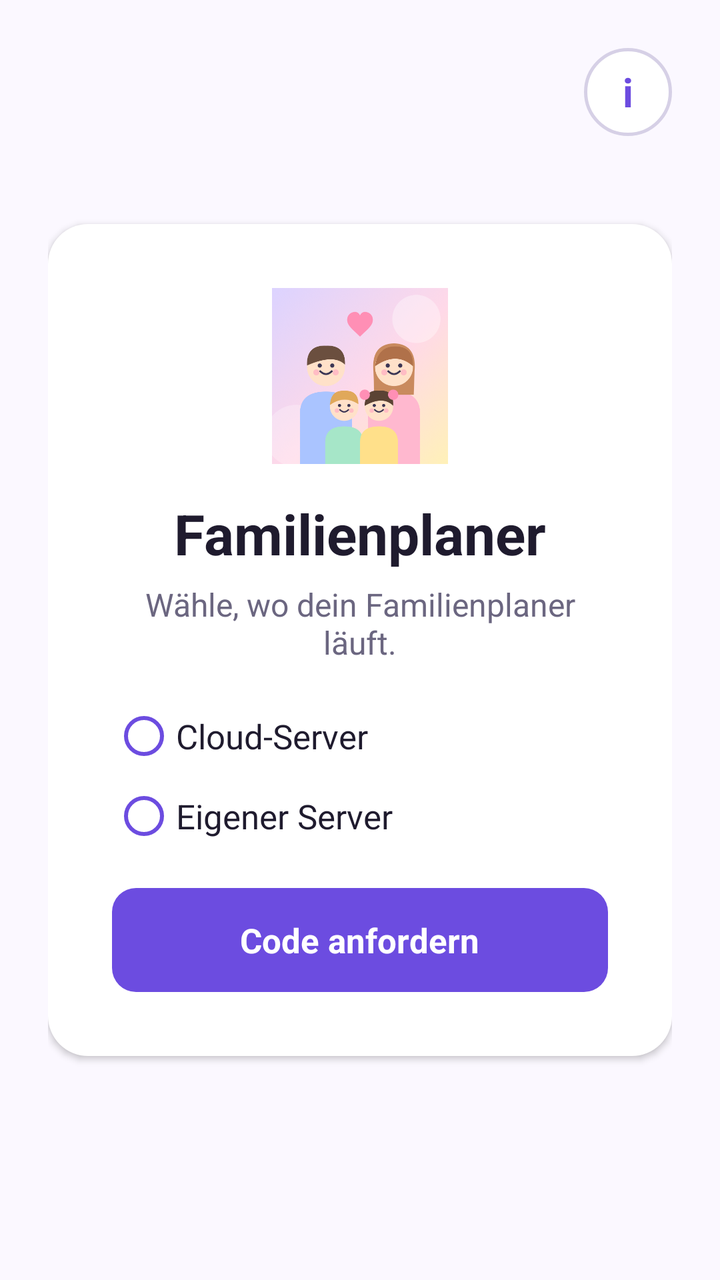
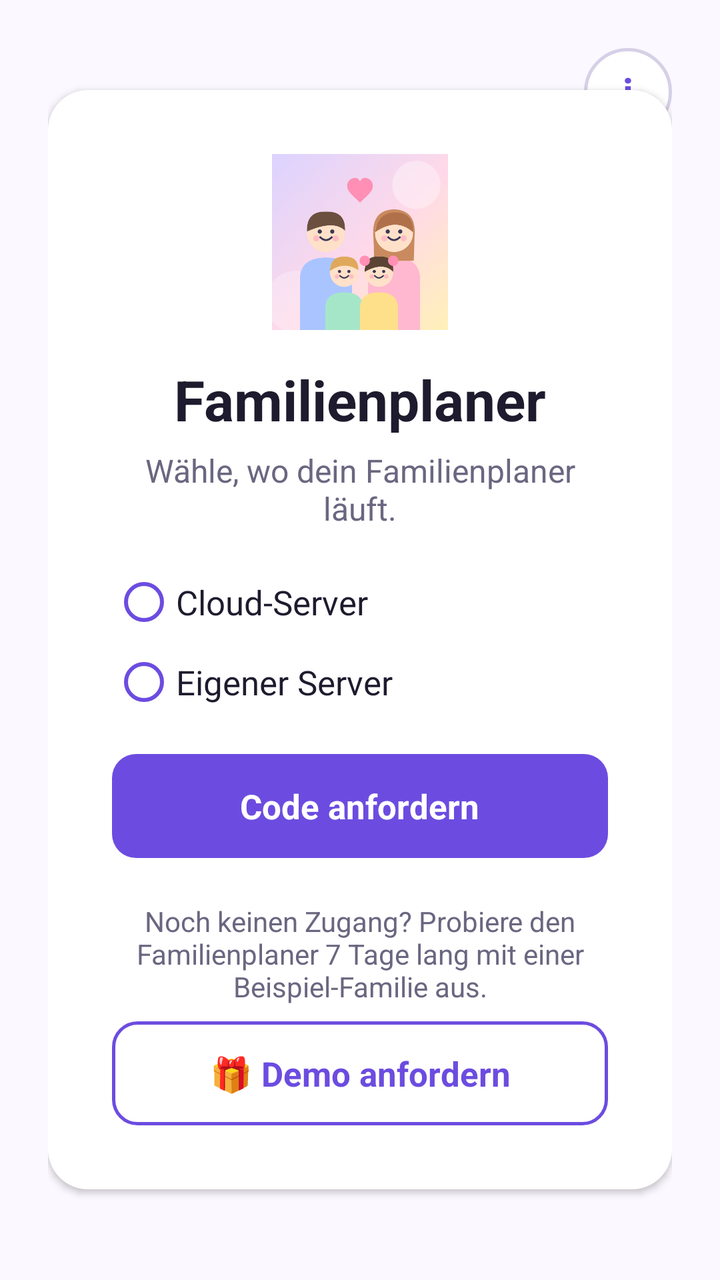

Screens rendered from an Android XML layout before and after an edit, with the pre-edit source and the edit as a unified diff.
<!-- AndroidManifest.xml: application theme AppTheme -->
<!-- res/layout/activity_main.xml -->
<?xml version="1.0" encoding="utf-8"?>
<FrameLayout xmlns:android="http://schemas.android.com/apk/res/android"
    android:id="@+id/root"
    android:layout_width="match_parent"
    android:layout_height="match_parent"
    android:background="@color/background"
    android:focusable="true"
    android:focusableInTouchMode="true"
    android:filterTouchesWhenObscured="true">

    
    <LinearLayout
        android:id="@+id/loginPane"
        android:layout_width="match_parent"
        android:layout_height="match_parent"
        android:orientation="vertical">

        <LinearLayout
            android:id="@+id/loginPageBar"
            android:layout_width="match_parent"
            android:layout_height="wrap_content"
            android:background="@color/card"
            android:gravity="center_vertical"
            android:orientation="horizontal"
            android:padding="12dp"
            android:visibility="gone">

            <TextView
                android:layout_width="0dp"
                android:layout_height="wrap_content"
                android:layout_weight="1"
                android:text="@string/login_page_title"
                android:textColor="@color/text"
                android:textSize="17sp"
                android:textStyle="bold" />

            <Button
                android:id="@+id/closeLoginPage"
                style="?android:attr/borderlessButtonStyle"
                android:layout_width="wrap_content"
                android:layout_height="wrap_content"
                android:text="@string/close"
                android:textColor="@color/accent" />
        </LinearLayout>

        <FrameLayout
            android:id="@+id/loginWebHolder"
            android:layout_width="match_parent"
            android:layout_height="0dp"
            android:layout_weight="1" />
    </LinearLayout>

    
    <FrameLayout
        android:id="@+id/plannerPane"
        android:layout_width="match_parent"
        android:layout_height="match_parent"
        android:visibility="gone">

        <FrameLayout
            android:id="@+id/plannerWebHolder"
            android:layout_width="match_parent"
            android:layout_height="match_parent" />

        <TextView
            android:id="@+id/menuButton"
            android:layout_width="44dp"
            android:layout_height="44dp"
            android:layout_gravity="bottom|end"
            android:layout_margin="14dp"
            android:background="@drawable/menu_button"
            android:contentDescription="@string/menu"
            android:elevation="6dp"
            android:gravity="center"
            android:text="⋯"
            android:textColor="#FFFFFF"
            android:textSize="24sp"
            android:textStyle="bold" />
    </FrameLayout>

    
    <ScrollView
        android:id="@+id/loginScreen"
        android:layout_width="match_parent"
        android:layout_height="match_parent"
        android:background="@color/background"
        android:fillViewport="true">

        <FrameLayout
            android:layout_width="match_parent"
            android:layout_height="wrap_content"
            android:padding="24dp">

            <TextView
                android:id="@+id/infoButton"
                android:layout_width="44dp"
                android:layout_height="44dp"
                android:layout_gravity="top|end"
                android:background="@drawable/info_button"
                android:contentDescription="@string/info"
                android:gravity="center"
                android:text="i"
                android:textColor="@color/accent"
                android:textSize="20sp"
                android:textStyle="bold" />

            <LinearLayout
                android:layout_width="match_parent"
                android:layout_height="wrap_content"
                android:layout_gravity="center"
                android:background="@drawable/card"
                android:elevation="2dp"
                android:gravity="center_horizontal"
                android:orientation="vertical"
                android:padding="32dp"
                android:id="@+id/card">

                <ImageView
                    android:layout_width="88dp"
                    android:layout_height="88dp"
                    android:importantForAccessibility="no"
                    android:src="@drawable/app_icon" />

                <TextView
                    android:id="@+id/title"
                    android:layout_width="wrap_content"
                    android:layout_height="wrap_content"
                    android:layout_marginTop="16dp"
                    android:text="@string/app_name"
                    android:textColor="@color/text"
                    android:textSize="28sp"
                    android:textStyle="bold" />

                <TextView
                    android:id="@+id/subtitle"
                    android:layout_width="wrap_content"
                    android:layout_height="wrap_content"
                    android:layout_marginTop="6dp"
                    android:gravity="center"
                    android:text="@string/setup_subtitle"
                    android:textColor="@color/text_secondary"
                    android:textSize="16sp" />

                
                <LinearLayout
                    android:id="@+id/setupGroup"
                    android:layout_width="match_parent"
                    android:layout_height="wrap_content"
                    android:layout_marginTop="20dp"
                    android:orientation="vertical">

                    <RadioGroup
                        android:id="@+id/serverMode"
                        android:layout_width="match_parent"
                        android:layout_height="wrap_content"
                        android:orientation="vertical">

                        <RadioButton
                            android:id="@+id/modeCloud"
                            android:layout_width="match_parent"
                            android:layout_height="wrap_content"
                            android:buttonTint="@color/accent"
                            android:text="@string/mode_cloud"
                            android:textColor="@color/text"
                            android:textSize="17sp" />

                        <RadioButton
                            android:id="@+id/modeOwn"
                            android:layout_width="match_parent"
                            android:layout_height="wrap_content"
                            android:layout_marginTop="8dp"
                            android:buttonTint="@color/accent"
                            android:text="@string/mode_own"
                            android:textColor="@color/text"
                            android:textSize="17sp" />
                    </RadioGroup>

                    <LinearLayout
                        android:id="@+id/ownGroup"
                        android:layout_width="match_parent"
                        android:layout_height="wrap_content"
                        android:visibility="gone"
                        android:layout_marginStart="32dp"
                        android:orientation="vertical">

                        <RadioGroup
                            android:id="@+id/ownType"
                            android:layout_width="match_parent"
                            android:layout_height="wrap_content"
                            android:layout_marginTop="6dp"
                            android:orientation="horizontal">

                        <RadioButton
                            android:id="@+id/typeAccess"
                            android:layout_width="wrap_content"
                            android:layout_height="wrap_content"
                            android:layout_marginTop="0dp"
                            android:layout_marginEnd="16dp"
                            android:buttonTint="@color/accent"
                            android:text="@string/type_access"
                            android:textColor="@color/text"
                            android:textSize="16sp" />

                        <RadioButton
                            android:id="@+id/typeLocal"
                            android:layout_width="wrap_content"
                            android:layout_height="wrap_content"
                            android:layout_marginTop="0dp"
                            android:layout_marginEnd="16dp"
                            android:buttonTint="@color/accent"
                            android:text="@string/type_local"
                            android:textColor="@color/text"
                            android:textSize="16sp" />
                        </RadioGroup>

                        <LinearLayout
                            android:id="@+id/accessGroup"
                            android:layout_width="match_parent"
                            android:layout_height="wrap_content"
                            android:orientation="vertical">

                        <TextView
                            android:layout_width="wrap_content"
                            android:layout_height="wrap_content"
                            android:layout_marginTop="14dp"
                            android:text="@string/address"
                            android:textColor="@color/text"
                            android:textSize="16sp"
                            android:textStyle="bold" />

                        <EditText
                            android:id="@+id/accessUrlField"
                            android:layout_width="match_parent"
                            android:layout_height="52dp"
                            android:layout_marginTop="6dp"
                            android:autofillHints="url"
                            android:background="@drawable/field"
                            android:hint="@string/address_hint"
                            android:imeOptions="actionNext"
                            android:inputType="textUri"
                            android:paddingStart="14dp"
                            android:paddingEnd="14dp"
                            android:singleLine="true"
                            android:textColor="@color/text"
                            android:textColorHint="@color/text_secondary"
                            android:textSize="17sp" />

                        <TextView
                            android:layout_width="wrap_content"
                            android:layout_height="wrap_content"
                            android:layout_marginTop="14dp"
                            android:text="@string/email"
                            android:textColor="@color/text"
                            android:textSize="16sp"
                            android:textStyle="bold" />

                        <EditText
                            android:id="@+id/emailField"
                            android:layout_width="match_parent"
                            android:layout_height="52dp"
                            android:layout_marginTop="6dp"
                            android:autofillHints="emailAddress"
                            android:background="@drawable/field"
                            android:hint="@string/email_hint"
                            android:imeOptions="actionGo"
                            android:inputType="textEmailAddress"
                            android:paddingStart="14dp"
                            android:paddingEnd="14dp"
                            android:singleLine="true"
                            android:textColor="@color/text"
                            android:textColorHint="@color/text_secondary"
                            android:textSize="17sp" />
                        </LinearLayout>

                        <LinearLayout
                            android:id="@+id/localGroup"
                            android:layout_width="match_parent"
                            android:layout_height="wrap_content"
                            android:orientation="horizontal">

                            <LinearLayout
                                android:layout_width="0dp"
                                android:layout_height="wrap_content"
                                android:layout_weight="1"
                                android:orientation="vertical">

                            <TextView
                            android:layout_width="wrap_content"
                            android:layout_height="wrap_content"
                            android:layout_marginTop="14dp"
                            android:text="@string/server"
                            android:textColor="@color/text"
                            android:textSize="16sp"
                            android:textStyle="bold" />

                            <EditText
                            android:id="@+id/localUrlField"
                            android:layout_width="match_parent"
                            android:layout_height="52dp"
                            android:layout_marginTop="6dp"
                            android:autofillHints="url"
                            android:background="@drawable/field"
                            android:hint="@string/server_hint"
                            android:imeOptions="actionNext"
                            android:inputType="textUri"
                            android:paddingStart="14dp"
                            android:paddingEnd="14dp"
                            android:singleLine="true"
                            android:textColor="@color/text"
                            android:textColorHint="@color/text_secondary"
                            android:textSize="17sp" />
                            </LinearLayout>

                            <LinearLayout
                                android:layout_width="110dp"
                                android:layout_height="wrap_content"
                                android:layout_marginStart="10dp"
                                android:orientation="vertical">

                            <TextView
                            android:layout_width="wrap_content"
                            android:layout_height="wrap_content"
                            android:layout_marginTop="14dp"
                            android:text="@string/port"
                            android:textColor="@color/text"
                            android:textSize="16sp"
                            android:textStyle="bold" />

                            <EditText
                            android:id="@+id/portField"
                            android:layout_width="match_parent"
                            android:layout_height="52dp"
                            android:layout_marginTop="6dp"
                            android:importantForAutofill="no"
                            android:background="@drawable/field"
                            android:hint="@string/port_hint"
                            android:imeOptions="actionGo"
                            android:inputType="number"
                            android:maxLength="5"
                            android:paddingStart="14dp"
                            android:paddingEnd="14dp"
                            android:singleLine="true"
                            android:textColor="@color/text"
                            android:textColorHint="@color/text_secondary"
                            android:textSize="17sp" />
                            </LinearLayout>
                        </LinearLayout>
                    </LinearLayout>
                </LinearLayout>

                
                <EditText
                    android:id="@+id/codeField"
                    android:layout_width="match_parent"
                    android:layout_height="64dp"
                    android:layout_marginTop="20dp"
                    android:autofillHints="smsOTPCode"
                    android:background="@drawable/field"
                    android:fontFamily="monospace"
                    android:gravity="center"
                    android:hint="@string/code_hint"
                    android:imeOptions="actionGo"
                    android:inputType="number"
                    android:letterSpacing="0.2"
                    android:maxLength="12"
                    android:singleLine="true"
                    android:textColor="@color/text"
                    android:textColorHint="@color/text_secondary"
                    android:textSize="28sp"
                    android:textStyle="bold"
                    android:visibility="gone" />

                <TextView
                    android:id="@+id/message"
                    android:layout_width="match_parent"
                    android:layout_height="wrap_content"
                    android:layout_marginTop="16dp"
                    android:gravity="center"
                    android:textColor="@color/warning"
                    android:textSize="15sp"
                    android:visibility="gone" />

                <TextView
                    android:id="@+id/showLoginPage"
                    android:layout_width="wrap_content"
                    android:layout_height="wrap_content"
                    android:layout_marginTop="4dp"
                    android:padding="6dp"
                    android:text="@string/show_login_page"
                    android:textColor="@color/accent"
                    android:textSize="14sp"
                    android:visibility="gone" />

                <FrameLayout
                    android:id="@+id/primaryButton"
                    android:layout_width="match_parent"
                    android:layout_height="52dp"
                    android:layout_marginTop="20dp"
                    android:background="@drawable/button_primary"
                    android:clickable="true"
                    android:focusable="true">

                    <LinearLayout
                        android:layout_width="wrap_content"
                        android:layout_height="wrap_content"
                        android:layout_gravity="center"
                        android:gravity="center_vertical"
                        android:orientation="horizontal">

                        <ProgressBar
                            android:id="@+id/primaryProgress"
                            android:layout_width="20dp"
                            android:layout_height="20dp"
                            android:layout_marginEnd="10dp"
                            android:indeterminateTint="#FFFFFF"
                            android:visibility="gone" />

                        <TextView
                            android:id="@+id/primaryLabel"
                            android:layout_width="wrap_content"
                            android:layout_height="wrap_content"
                            android:text="@string/request_code"
                            android:textColor="#FFFFFF"
                            android:textSize="17sp"
                            android:textStyle="bold" />
                    </LinearLayout>
                </FrameLayout>

                <LinearLayout
                    android:id="@+id/codeLinks"
                    android:layout_width="match_parent"
                    android:layout_height="wrap_content"
                    android:layout_marginTop="12dp"
                    android:orientation="horizontal"
                    android:visibility="gone">

                    <TextView
                        android:id="@+id/backButton"
                        android:layout_width="wrap_content"
                        android:layout_height="wrap_content"
                        android:padding="8dp"
                        android:text="@string/back"
                        android:textColor="@color/accent"
                        android:textSize="15sp" />

                    <View
                        android:layout_width="0dp"
                        android:layout_height="1dp"
                        android:layout_weight="1" />

                    <TextView
                        android:id="@+id/newCodeButton"
                        android:layout_width="wrap_content"
                        android:layout_height="wrap_content"
                        android:padding="8dp"
                        android:text="@string/new_code"
                        android:textColor="@color/accent"
                        android:textSize="15sp" />
                </LinearLayout>
            </LinearLayout>
        </FrameLayout>
    </ScrollView>

    
    <TextView
        android:id="@+id/versionLabel"
        android:layout_width="wrap_content"
        android:layout_height="wrap_content"
        android:layout_gravity="bottom|start"
        android:layout_margin="16dp"
        android:textColor="@color/text_secondary"
        android:textSize="13sp" />

    
    <LinearLayout
        android:id="@+id/checkingScreen"
        android:layout_width="match_parent"
        android:layout_height="match_parent"
        android:background="@color/background"
        android:clickable="true"
        android:gravity="center"
        android:orientation="vertical"
        android:visibility="gone">

        <ProgressBar
            android:layout_width="40dp"
            android:layout_height="40dp" />

        <TextView
            android:layout_width="wrap_content"
            android:layout_height="wrap_content"
            android:layout_marginTop="12dp"
            android:text="@string/checking"
            android:textColor="@color/text_secondary"
            android:textSize="16sp" />
    </LinearLayout>
</FrameLayout>
<!-- resources referenced by this layout -->
<resources>
  <color name="accent">#6C4CE0</color>
  <color name="background">#FBF8FF</color>
  <color name="card">#FFFFFF</color>
  <color name="text">#1F1B2E</color>
  <color name="text_secondary">#6B6680</color>
  <color name="warning">#C25E00</color>
  <!-- drawable card (drawable) -->
  <?xml version="1.0" encoding="utf-8"?>
  <shape xmlns:android="http://schemas.android.com/apk/res/android" android:shape="rectangle">
      <solid android:color="@color/card" />
      <corners android:radius="20dp" />
  </shape>
  <!-- drawable field (drawable) -->
  <?xml version="1.0" encoding="utf-8"?>
  <shape xmlns:android="http://schemas.android.com/apk/res/android" android:shape="rectangle">
      <solid android:color="@color/card" />
      <stroke android:width="1dp" android:color="@color/field_border" />
      <corners android:radius="10dp" />
  </shape>
  <!-- drawable info_button (drawable) -->
  <?xml version="1.0" encoding="utf-8"?>
  <ripple xmlns:android="http://schemas.android.com/apk/res/android" android:color="@color/field_border">
      <item>
          <shape android:shape="oval">
              <solid android:color="@color/card" />
              <stroke android:width="1.5dp" android:color="@color/field_border" />
          </shape>
      </item>
  </ripple>
  <!-- drawable menu_button (drawable) -->
  <?xml version="1.0" encoding="utf-8"?>
  <ripple xmlns:android="http://schemas.android.com/apk/res/android" android:color="#33FFFFFF">
      <item>
          <shape android:shape="oval">
              <solid android:color="#99302A40" />
          </shape>
      </item>
  </ripple>
  <string name="address">Adresse</string>
  <string name="address_hint">https://familie.deine-domain.de</string>
  <string name="app_name">Familienplaner</string>
  <string name="back">Zurück</string>
  <string name="checking">Anmeldung wird geprüft …</string>
  <string name="close">Schließen</string>
  <string name="code_hint">Code</string>
  <string name="email">E-Mail-Adresse</string>
  <string name="email_hint">name@beispiel.de</string>
  <string name="info">Info</string>
  <string name="login_page_title">Anmeldeseite von Cloudflare Access</string>
  <string name="menu">Menü</string>
  <string name="mode_cloud">Cloud-Server</string>
  <string name="mode_own">Eigener Server</string>
  <string name="new_code">Neuen Code anfordern</string>
  <string name="port">Port</string>
  <string name="port_hint">3000</string>
  <string name="request_code">Code anfordern</string>
  <string name="server">Server</string>
  <string name="server_hint">http://192.168.1.20</string>
  <string name="setup_subtitle">Wähle, wo dein Familienplaner läuft.</string>
  <string name="show_login_page">Anmeldeseite anzeigen</string>
  <string name="type_access">Cloudflare Access</string>
  <string name="type_local">Lokal</string>
  <style name="AppTheme" parent="android:Theme.Material.Light.NoActionBar">
          <item name="android:colorAccent">@color/accent</item>
          <item name="android:colorPrimary">@color/accent</item>
          <item name="android:windowBackground">@color/background</item>
          <item name="android:textColorPrimary">@color/text</item>
          <item name="android:textColorSecondary">@color/text_secondary</item>
      </style>
  <color name="field_border">#D6D0E6</color>
  <!-- unchanged entries left out for length: 2 -->
</resources>

<!-- the commit's change to res/layout/activity_main.xml (unified diff, before → after) -->
@@ -426,6 +426,31 @@
                     </LinearLayout>
                 </FrameLayout>
 
+                
+                <TextView
+                    android:id="@+id/demoHint"
+                    android:layout_width="match_parent"
+                    android:layout_height="wrap_content"
+                    android:layout_marginTop="22dp"
+                    android:gravity="center"
+                    android:text="@string/demo_hint"
+                    android:textColor="@color/text_secondary"
+                    android:textSize="14sp" />
+
+                <TextView
+                    android:id="@+id/demoButton"
+                    android:layout_width="match_parent"
+                    android:layout_height="52dp"
+                    android:layout_marginTop="8dp"
+                    android:background="@drawable/button_secondary"
+                    android:clickable="true"
+                    android:focusable="true"
+                    android:gravity="center"
+                    android:text="@string/demo_request"
+                    android:textColor="@color/accent"
+                    android:textSize="17sp"
+                    android:textStyle="bold" />
+
                 <LinearLayout
                     android:id="@+id/codeLinks"
                     android:layout_width="match_parent"
<!-- resource entries referenced after the edit -->
@@ -6,6 +6,17 @@
   <color name="text">#1F1B2E</color>
   <color name="text_secondary">#6B6680</color>
   <color name="warning">#C25E00</color>
+  <!-- drawable button_secondary (drawable) -->
+  <?xml version="1.0" encoding="utf-8"?>
+  <ripple xmlns:android="http://schemas.android.com/apk/res/android" android:color="#226C4CE0">
+      <item>
+          <shape android:shape="rectangle">
+              <solid android:color="@color/card" />
+              <stroke android:width="1.5dp" android:color="@color/accent" />
+              <corners android:radius="12dp" />
+          </shape>
+      </item>
+  </ripple>
   <!-- drawable card (drawable) -->
   <?xml version="1.0" encoding="utf-8"?>
   <shape xmlns:android="http://schemas.android.com/apk/res/android" android:shape="rectangle">
@@ -45,6 +56,8 @@
   <string name="checking">Anmeldung wird geprüft …</string>
   <string name="close">Schließen</string>
   <string name="code_hint">Code</string>
+  <string name="demo_hint">Noch keinen Zugang? Probiere den Familienplaner 7 Tage lang mit einer Beispiel-Familie aus.</string>
+  <string name="demo_request">🎁 Demo anfordern</string>
   <string name="email">E-Mail-Adresse</string>
   <string name="email_hint">name@beispiel.de</string>
   <string name="info">Info</string>
